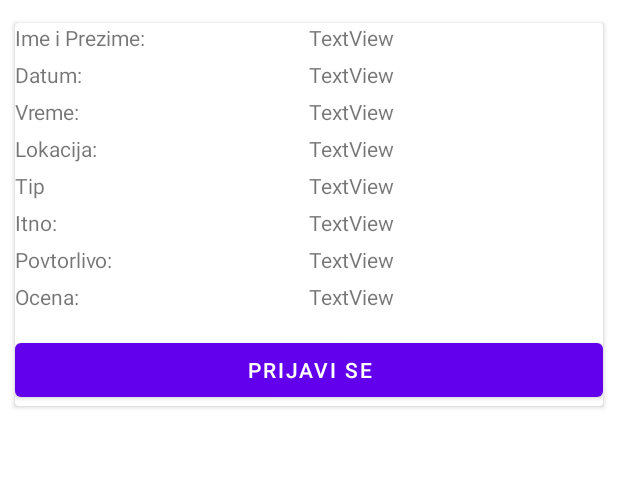
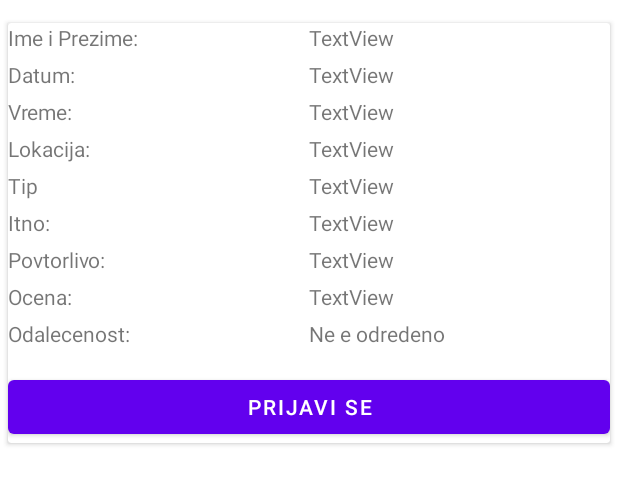
Before and after one commit to nikolajovanov26/AndroidWorkshop, an Android app: the layout aktivnosti_volonter.xml on its own in the app's theme, with its tools: preview values and no code run, on a phone screen of 412 x 824 dp. Shown: the top 484 px of the screen. Run offline under Robolectric (Android 15) with nearby library versions, the phone set to English and light mode, and no system bars.

```diff
--- a/app/src/main/res/layout/activity_dodadi_aktivnost.xml
+++ b/app/src/main/res/layout/activity_dodadi_aktivnost.xml
@@ -113,6 +113,7 @@
         <EditText
             android:layout_width="200dp"
             android:layout_marginRight="20dp"
+            android:editable="false"
             android:layout_height="wrap_content"
             android:id="@+id/tLokacija" />
 
--- a/app/src/main/res/layout/aktivnosti_volonter.xml
+++ b/app/src/main/res/layout/aktivnosti_volonter.xml
@@ -2,8 +2,8 @@
 <androidx.cardview.widget.CardView xmlns:android="http://schemas.android.com/apk/res/android"
     android:layout_width="match_parent"
     android:layout_height="wrap_content"
-    android:layout_marginLeft="10dp"
-    android:layout_marginRight="10dp"
+    android:layout_marginLeft="5dp"
+    android:layout_marginRight="5dp"
     android:layout_marginTop="15dp"
     android:layout_marginBottom="15dp">
 
@@ -181,6 +181,27 @@
                 android:text="TextView" />
         </LinearLayout>
 
+        <LinearLayout
+            android:layout_width="match_parent"
+            android:layout_height="wrap_content"
+            android:layout_marginBottom="5dp"
+            android:orientation="horizontal">
+
+            <TextView
+                android:id="@+id/odalecenostText"
+                android:layout_width="match_parent"
+                android:layout_height="wrap_content"
+                android:layout_weight="1"
+                android:text="Odalecenost: " />
+
+            <TextView
+                android:id="@+id/odalecenost"
+                android:layout_width="match_parent"
+                android:layout_height="wrap_content"
+                android:layout_weight="1"
+                android:text="Ne e odredeno" />
+        </LinearLayout>
+
         <Button
             android:id="@+id/volonterCTA"
             android:layout_marginTop="10dp"
--- a/build.gradle
+++ b/build.gradle
@@ -3,8 +3,8 @@ buildscript {
     repositories {
 
         google()
-
-        mavenCentral()
+        mavenLocal()
+        jcenter()
     }
     dependencies {
         classpath 'com.android.tools.build:gradle:7.0.2'
```
Also changed, not shown: app/build.gradle (+6 -2 lines), app/src/main/AndroidManifest.xml (+7 -0 lines), app/src/main/java/com/example/androidworkshop/Adapter_Aktivni_Aktivnosti.java (+116 -2 lines), app/src/main/java/com/example/androidworkshop/Aktivni_Aktivnosti.java (+17 -11 lines), app/src/main/java/com/example/androidworkshop/Aktivnost.java (+24 -1 lines), app/src/main/java/com/example/androidworkshop/DodadiAktivnost.java (+69 -33 lines).
